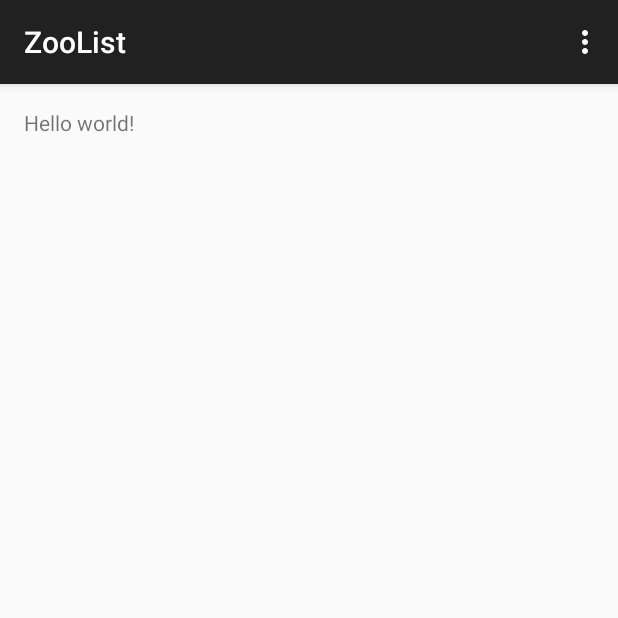
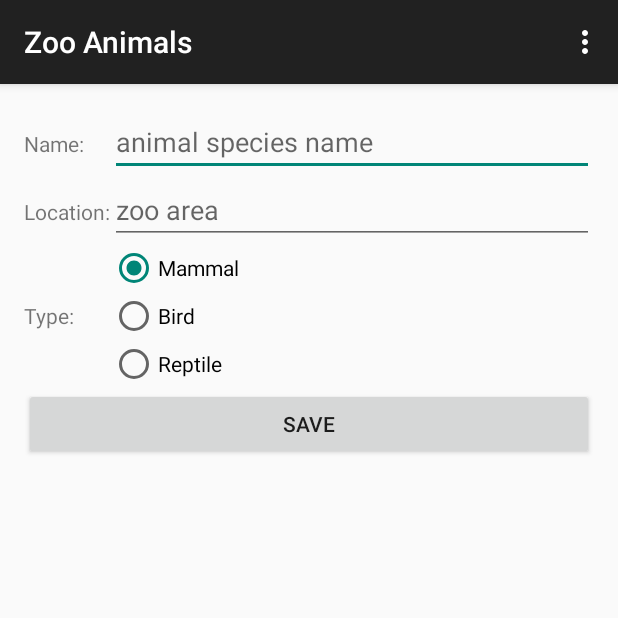
Before and after one commit to RKJokela/ZooList, an Android app: the screen it shows after launch (ZooListActivity), on a phone screen of 412 x 824 dp, the top half of it. Run offline under Robolectric (Android 15) with nearby library versions, the phone set to English and light mode, and no system bars.

Commit message:
Create layout

```diff
--- a/app/src/main/AndroidManifest.xml
+++ b/app/src/main/AndroidManifest.xml
@@ -9,7 +9,7 @@
         android:theme="@style/AppTheme" >
         <activity
             android:name=".ZooListActivity"
-            android:label="@string/app_name" >
+            android:label="@string/title_activity_zoo_animals" >
             <intent-filter>
                 <action android:name="android.intent.action.MAIN" />
 
--- a/app/src/main/res/layout/fragment_zoo_list.xml
+++ b/app/src/main/res/layout/fragment_zoo_list.xml
@@ -8,9 +8,100 @@
                 android:paddingBottom="@dimen/activity_vertical_margin"
                 tools:context=".ZooListActivityFragment">
 
-    <TextView
-        android:text="@string/hello_world"
-        android:layout_width="wrap_content"
-        android:layout_height="wrap_content"/>
+    <TableLayout
+        android:layout_width="match_parent"
+        android:layout_height="wrap_content"
+        android:layout_alignParentTop="true"
+        android:layout_centerHorizontal="true"
+        android:id="@+id/zoo_inputControls"
+        android:shrinkColumns="1"
+        android:stretchColumns="1">
 
+        <TableRow
+            android:layout_width="wrap_content"
+            android:layout_height="wrap_content"
+            android:id="@+id/tableRow1">
+
+            <TextView
+                android:layout_width="wrap_content"
+                android:layout_height="wrap_content"
+                android:text="@string/name"
+                android:id="@+id/zoo_nameLabel"/>
+
+            <EditText
+                android:layout_width="wrap_content"
+                android:layout_height="wrap_content"
+                android:id="@+id/zoo_name"
+                android:hint="@string/hint_name"/>
+        </TableRow>
+
+        <TableRow
+            android:layout_width="wrap_content"
+            android:layout_height="wrap_content"
+            android:id="@+id/tableRow2">
+
+            <TextView
+                android:layout_width="wrap_content"
+                android:layout_height="wrap_content"
+                android:text="@string/location"
+                android:id="@+id/zoo_locationLabel"/>
+
+            <EditText
+                android:layout_width="wrap_content"
+                android:layout_height="wrap_content"
+                android:id="@+id/zoo_location"
+                android:hint="@string/hint_location"/>
+        </TableRow>
+
+        <TableRow
+            android:layout_width="wrap_content"
+            android:layout_height="wrap_content"
+            android:id="@+id/tableRow3">
+
+            <TextView
+                android:layout_width="wrap_content"
+                android:layout_height="wrap_content"
+                android:text="@string/type"
+                android:id="@+id/zoo_animalTypeLabel"
+                android:layout_gravity="center_vertical"/>
+
+            <RadioGroup
+                android:layout_width="wrap_content"
+                android:layout_height="wrap_content"
+                android:id="@+id/zoo_animalType">
+
+                <RadioButton
+                    android:layout_width="wrap_content"
+                    android:layout_height="wrap_content"
+                    android:text="@string/mammal"
+                    android:id="@+id/zoo_animalTypeMammal"
+                    android:checked="true"/>
+
+                <RadioButton
+                    android:layout_width="wrap_content"
+                    android:layout_height="wrap_content"
+                    android:text="@string/bird"
+                    android:id="@+id/zoo_animalTypeBird"/>
+
+                <RadioButton
+                    android:layout_width="wrap_content"
+                    android:layout_height="wrap_content"
+                    android:text="@string/reptile"
+                    android:id="@+id/zoo_animalTypeReptile"/>
+            </RadioGroup>
+        </TableRow>
+        <Button
+                android:id="@+id/zoo_saveButton"
+                android:layout_width="match_parent"
+                android:layout_height="wrap_content"
+                android:text="@string/save"/>
+    </TableLayout>
+
+    <ListView
+        android:layout_width="match_parent"
+        android:layout_height="match_parent"
+        android:id="@+id/zoo_animals"
+        android:layout_below="@+id/zoo_inputControls"
+        android:layout_centerHorizontal="true"
+        android:layout_alignParentBottom="true"/>
 </RelativeLayout>
--- a/app/src/main/res/values/strings.xml
+++ b/app/src/main/res/values/strings.xml
@@ -1,5 +1,14 @@
 <resources>
     <string name="app_name">ZooList</string>
-    <string name="hello_world">Hello world!</string>
     <string name="action_settings">Settings</string>
+    <string name="title_activity_zoo_animals">Zoo Animals</string>
+    <string name="name">Name:</string>
+    <string name="location">Location:</string>
+    <string name="type">Type:</string>
+    <string name="mammal">Mammal</string>
+    <string name="bird">Bird</string>
+    <string name="reptile">Reptile</string>
+    <string name="save">Save</string>
+    <string name="hint_name">animal species name</string>
+    <string name="hint_location">zoo area</string>
 </resources>
```
Also changed, not shown: 1 other file.
